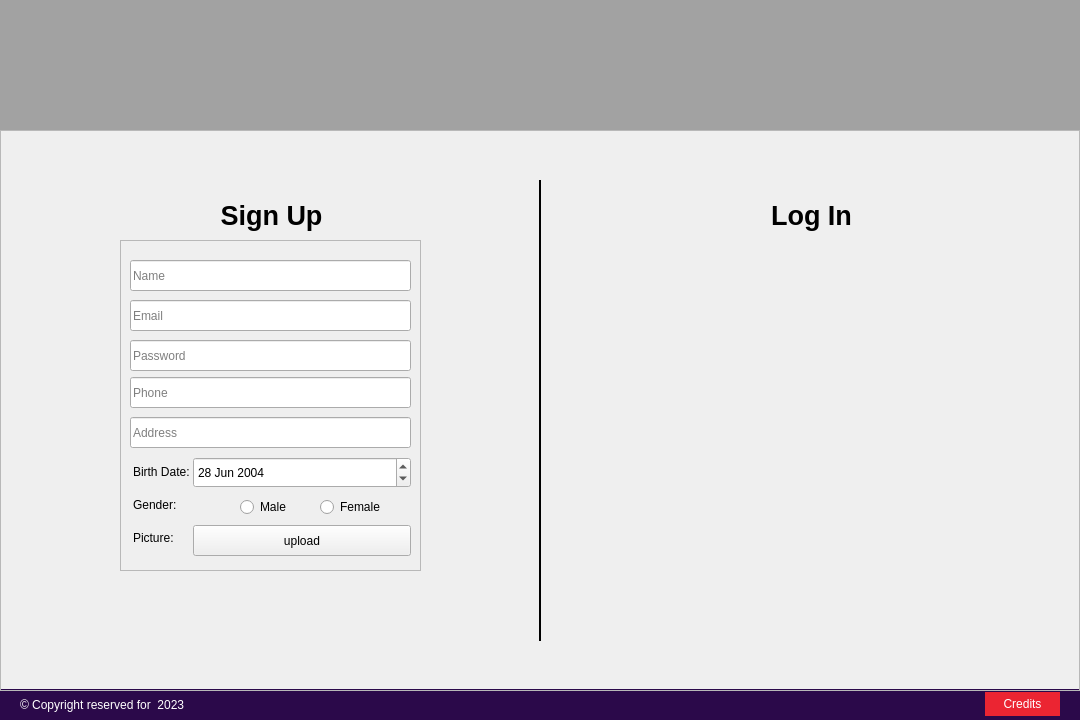
Before: the Qt Designer form Import and export company management system/Importandexportcompanymanagementsystem.ui in youssef-saaed/Import-and-export-company-management-system, drawn with Qt 5.
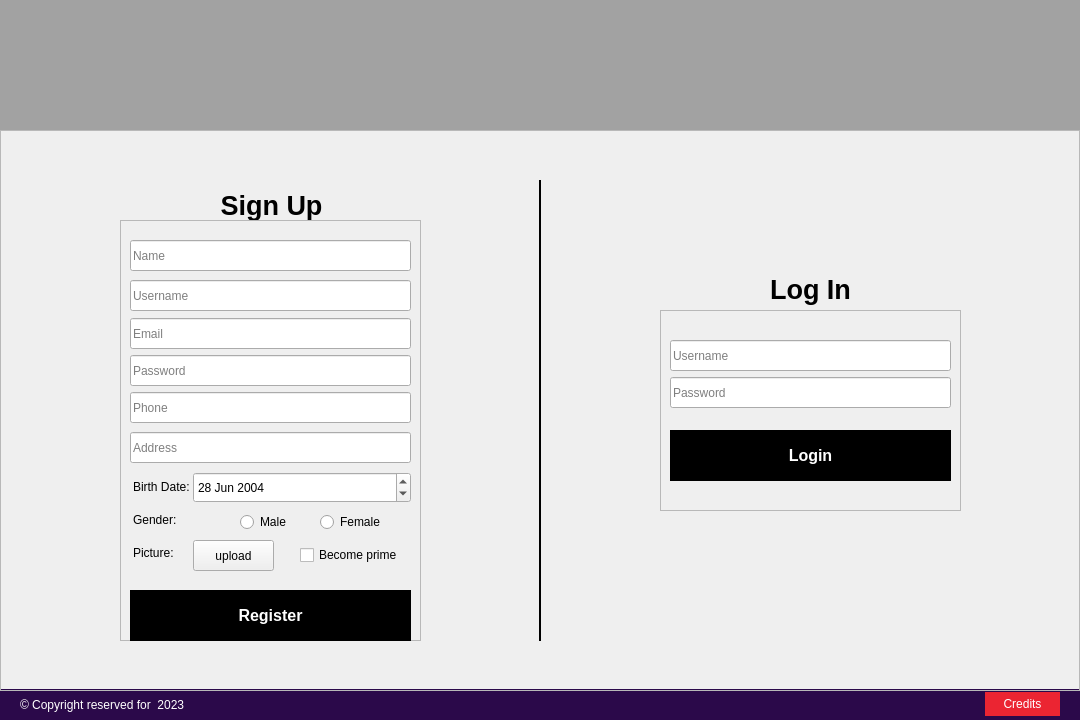
After: the same form once the commit is applied. Icons and pictures are not drawn.

The edit to the form file:
```diff
--- a/Import and export company management system/Importandexportcompanymanagementsystem.ui
+++ b/Import and export company management system/Importandexportcompanymanagementsystem.ui
@@ -163,7 +163,7 @@
      <property name="geometry">
       <rect>
        <x>206</x>
-       <y>60</y>
+       <y>50</y>
        <width>131</width>
        <height>51</height>
       </rect>
@@ -175,8 +175,8 @@
     <widget class="QLabel" name="signupLabel_2">
      <property name="geometry">
       <rect>
-       <x>746</x>
-       <y>60</y>
+       <x>745</x>
+       <y>134</y>
        <width>131</width>
        <height>51</height>
       </rect>
@@ -189,9 +189,9 @@
      <property name="geometry">
       <rect>
        <x>120</x>
-       <y>110</y>
+       <y>90</y>
        <width>301</width>
-       <height>331</height>
+       <height>421</height>
       </rect>
      </property>
      <property name="frameShape">
@@ -220,7 +220,7 @@
       <property name="geometry">
        <rect>
         <x>10</x>
-        <y>137</y>
+        <y>172</y>
         <width>281</width>
         <height>31</height>
        </rect>
@@ -236,7 +236,7 @@
       <property name="geometry">
        <rect>
         <x>10</x>
-        <y>177</y>
+        <y>212</y>
         <width>281</width>
         <height>31</height>
        </rect>
@@ -252,7 +252,7 @@
       <property name="geometry">
        <rect>
         <x>73</x>
-        <y>217</y>
+        <y>252</y>
         <width>218</width>
         <height>31</height>
        </rect>
@@ -283,7 +283,7 @@
       <property name="geometry">
        <rect>
         <x>13</x>
-        <y>224</y>
+        <y>259</y>
         <width>61</width>
         <height>16</height>
        </rect>
@@ -296,7 +296,7 @@
       <property name="geometry">
        <rect>
         <x>13</x>
-        <y>257</y>
+        <y>292</y>
         <width>61</width>
         <height>16</height>
        </rect>
@@ -309,7 +309,7 @@
       <property name="geometry">
        <rect>
         <x>120</x>
-        <y>257</y>
+        <y>292</y>
         <width>89</width>
         <height>20</height>
        </rect>
@@ -322,7 +322,7 @@
       <property name="geometry">
        <rect>
         <x>200</x>
-        <y>257</y>
+        <y>292</y>
         <width>89</width>
         <height>20</height>
        </rect>
@@ -335,7 +335,7 @@
       <property name="geometry">
        <rect>
         <x>13</x>
-        <y>290</y>
+        <y>325</y>
         <width>61</width>
         <height>16</height>
        </rect>
@@ -348,8 +348,8 @@
       <property name="geometry">
        <rect>
         <x>73</x>
-        <y>285</y>
-        <width>218</width>
+        <y>320</y>
+        <width>81</width>
         <height>31</height>
        </rect>
       </property>
@@ -364,7 +364,7 @@
       <property name="geometry">
        <rect>
         <x>10</x>
-        <y>60</y>
+        <y>98</y>
         <width>281</width>
         <height>31</height>
        </rect>
@@ -380,7 +380,7 @@
       <property name="geometry">
        <rect>
         <x>10</x>
-        <y>100</y>
+        <y>135</y>
         <width>281</width>
         <height>31</height>
        </rect>
@@ -393,6 +393,142 @@
       </property>
       <property name="placeholderText">
        <string>Password</string>
+      </property>
+     </widget>
+     <widget class="QLineEdit" name="userI">
+      <property name="geometry">
+       <rect>
+        <x>10</x>
+        <y>60</y>
+        <width>281</width>
+        <height>31</height>
+       </rect>
+      </property>
+      <property name="text">
+       <string/>
+      </property>
+      <property name="placeholderText">
+       <string>Username</string>
+      </property>
+     </widget>
+     <widget class="QCheckBox" name="isPrimeCheckbox">
+      <property name="geometry">
+       <rect>
+        <x>180</x>
+        <y>325</y>
+        <width>101</width>
+        <height>20</height>
+       </rect>
+      </property>
+      <property name="text">
+       <string>Become prime</string>
+      </property>
+     </widget>
+     <widget class="QPushButton" name="registerBtn">
+      <property name="geometry">
+       <rect>
+        <x>10</x>
+        <y>370</y>
+        <width>281</width>
+        <height>51</height>
+       </rect>
+      </property>
+      <property name="styleSheet">
+       <string notr="true">#registerBtn{
+background-color:#000000;
+color:#FFFFFF;
+border:none;
+font-size:16px;
+font-weight:700;
+transition: 1s;
+}
+#registerBtn:hover{
+background-color:#FFFFFF;
+color:#000000;
+border:1px solid #000000;
+}</string>
+      </property>
+      <property name="text">
+       <string>Register</string>
+      </property>
+     </widget>
+    </widget>
+    <widget class="QFrame" name="loginForm">
+     <property name="geometry">
+      <rect>
+       <x>660</x>
+       <y>180</y>
+       <width>301</width>
+       <height>201</height>
+      </rect>
+     </property>
+     <property name="frameShape">
+      <enum>QFrame::StyledPanel</enum>
+     </property>
+     <property name="frameShadow">
+      <enum>QFrame::Raised</enum>
+     </property>
+     <widget class="QLineEdit" name="passwordLoginI">
+      <property name="geometry">
+       <rect>
+        <x>10</x>
+        <y>67</y>
+        <width>281</width>
+        <height>31</height>
+       </rect>
+      </property>
+      <property name="text">
+       <string/>
+      </property>
+      <property name="echoMode">
+       <enum>QLineEdit::Normal</enum>
+      </property>
+      <property name="placeholderText">
+       <string>Password</string>
+      </property>
+     </widget>
+     <widget class="QLineEdit" name="userLoginI">
+      <property name="geometry">
+       <rect>
+        <x>10</x>
+        <y>30</y>
+        <width>281</width>
+        <height>31</height>
+       </rect>
+      </property>
+      <property name="text">
+       <string/>
+      </property>
+      <property name="placeholderText">
+       <string>Username</string>
+      </property>
+     </widget>
+     <widget class="QPushButton" name="loginBtn">
+      <property name="geometry">
+       <rect>
+        <x>10</x>
+        <y>120</y>
+        <width>281</width>
+        <height>51</height>
+       </rect>
+      </property>
+      <property name="styleSheet">
+       <string notr="true">#loginBtn{
+background-color:#000000;
+color:#FFFFFF;
+border:none;
+font-size:16px;
+font-weight:700;
+transition: 1s;
+}
+#registerBtn:hover{
+background-color:#FFFFFF;
+color:#000000;
+border:1px solid #000000;
+}</string>
+      </property>
+      <property name="text">
+       <string>Login</string>
       </property>
      </widget>
     </widget>
```
Left out of the diff: 4 changed lines with no effect on the pictures.
